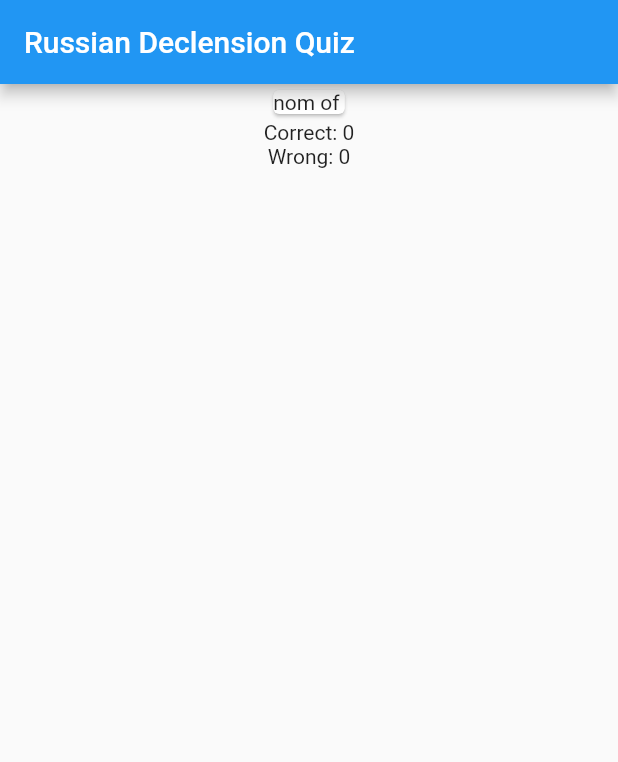
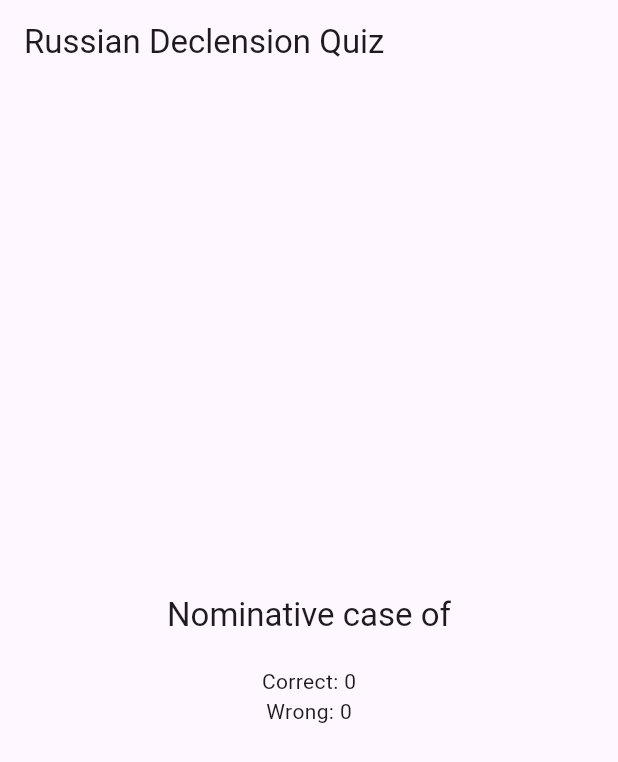
Before and after one commit to stephanoskomnenos/RussianDeclensionsQuiz, a Flutter app: the screen it shows after launch, on a phone screen of 412 x 824 dp. Shown: the top 762 px of the screen. Run offline on Flutter 3.47's test engine with Material 2 defaults, Android fonts, the phone set to English and light mode, and no system bars; our stand-ins replace csv.

Commit message:
[REFACTOR] home page

```diff
--- /dev/null
+++ b/lib/constants/constants.dart
@@ -0,0 +1 @@
+const nounCasesNames = ['Nominative', 'Genitive', 'Dative', 'Accusative', 'Instrumental', 'Prepositional'];
--- a/lib/main.dart
+++ b/lib/main.dart
@@ -14,7 +14,7 @@ class MyApp extends StatelessWidget {
     return MaterialApp(
       title: 'Russian Declensions Quiz',
       theme: ThemeData(
-        primarySwatch: Colors.blue,
+        useMaterial3: true,
       ),
       home: const HomePage(),
     );
--- a/lib/pages/home.dart
+++ b/lib/pages/home.dart
@@ -1,6 +1,7 @@
 import 'dart:math';
 import 'package:flutter/material.dart';
 
+import '../constants/constants.dart';
 import '../models/noun.dart';
 import '../utils/load_dict.dart';
 import '../utils/word_accent.dart';
@@ -45,7 +46,7 @@ class _HomePageState extends State<HomePage> {
     List<String> newChoices = [];
 
     // pick a random case as the correct answer
-    final correctIndex = Random().nextInt(6);
+    final correctIndex = Random().nextInt(5) + 1;
     final correctAns = noun!.sgCases.elementAt(correctIndex);
     newChoices.add(correctAns);
 
@@ -80,17 +81,35 @@ class _HomePageState extends State<HomePage> {
   @override
   Widget build(BuildContext context) {
     final choicesCard = choices
-        .map(((e) => Card(
-            child: TextButton(child: Text(addAccent(e)), onPressed: () => onSelected(e)))))
+        .map(((e) => Padding(
+            padding: const EdgeInsets.all(5),
+            child: SizedBox(
+                width: 250,
+                height: 80,
+                child: Card(
+                    child: TextButton(
+                        child: Text(
+                          addAccent(e),
+                          style: Theme.of(context).textTheme.titleLarge,
+                          textAlign: TextAlign.center,
+                        ),
+                        onPressed: () => onSelected(e)))))))
         .toList();
 
     return Scaffold(
       appBar: AppBar(title: const Text("Russian Declension Quiz")),
       body: Center(
         child: Column(
+          mainAxisAlignment: MainAxisAlignment.center,
           children: [
-            Card(child: Text('${correctCase.name} of ${addAccent(noun?.accented ?? '')}')),
+            Text(
+              '${nounCasesNames.elementAt(correctCase.index)} case of ${addAccent(noun?.accented ?? '')}',
+              style: Theme.of(context).textTheme.titleLarge,
+              textAlign: TextAlign.center,
+            ),
+            const Padding(padding: EdgeInsets.all(5)),
             ...choicesCard,
+            const Padding(padding: EdgeInsets.all(5)),
             Text('Correct: $correctCount'),
             Text('Wrong: $wrongCount'),
           ],
```
